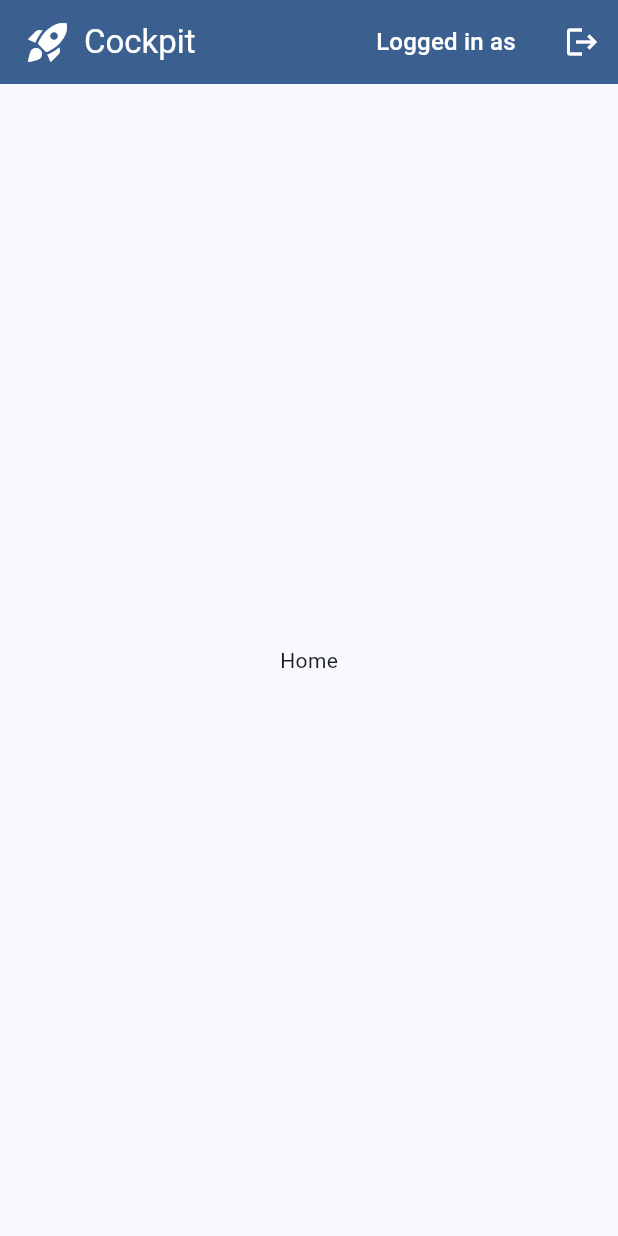
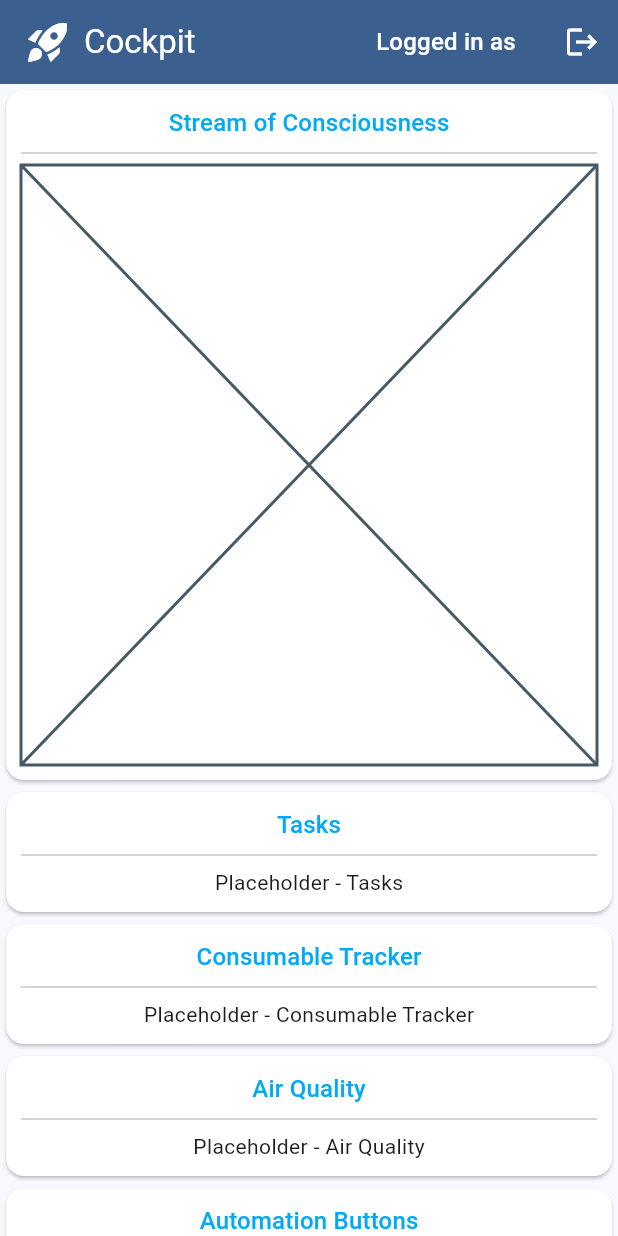
Before and after one commit to VanillaDevelop/cockpit, a Flutter app: the screen it shows once a user with an empty profile is signed in, on a phone screen of 412 x 824 dp. Run offline on Flutter 3.47's test engine with Material 3 defaults, Android fonts, the light colour scheme and no system bars; our stand-ins replace firebase_auth, firebase_core, flutter_dotenv; missing offline and left inert: firebase_ui_auth, firebase_ui_oauth_google; accounts and stored records are empty; statements that could not run were skipped.

Commit message:
Aligned Grid View with flutter_staggered_grid_view

```diff
--- /dev/null
+++ b/lib/components/feature_card.dart
@@ -0,0 +1,35 @@
+import 'package:flutter/material.dart';
+
+class FeatureCard extends StatelessWidget {
+  final Widget child;
+  final Color color;
+  final String title;
+
+  const FeatureCard(
+      {super.key,
+      required this.child,
+      required this.title,
+      this.color = Colors.white});
+
+  @override
+  Widget build(BuildContext context) {
+    return Card(
+      color: color,
+      child: Padding(
+        padding: const EdgeInsets.all(10.0),
+        child: Column(
+          children: [
+            Text(
+              title,
+              style: Theme.of(context).textTheme.titleMedium?.copyWith(
+                    color: Colors.lightBlue,
+                  ),
+            ),
+            const Divider(),
+            child,
+          ],
+        ),
+      ),
+    );
+  }
+}
--- /dev/null
+++ b/lib/components/responsive_grid.dart
@@ -0,0 +1,39 @@
+import 'package:flutter/material.dart';
+import 'package:flutter_staggered_grid_view/flutter_staggered_grid_view.dart';
+
+class ResponsiveGrid extends StatelessWidget {
+  final List<Widget> children;
+  final double tabletBreakpoint;
+  final double desktopBreakpoint;
+
+  const ResponsiveGrid({
+    super.key,
+    required this.children,
+    this.tabletBreakpoint = 768,
+    this.desktopBreakpoint = 1024,
+  });
+
+  @override
+  Widget build(BuildContext context) {
+    return LayoutBuilder(
+      builder: (context, constraints) {
+        final maxWidth = constraints.maxWidth;
+
+        final int columns;
+        if (maxWidth < tabletBreakpoint) {
+          columns = 1;
+        } else if (maxWidth < desktopBreakpoint) {
+          columns = 2;
+        } else {
+          columns = 3;
+        }
+
+        return AlignedGridView.count(
+          crossAxisCount: columns,
+          itemCount: children.length,
+          itemBuilder: (context, index) => children[index],
+        );
+      },
+    );
+  }
+}
--- /dev/null
+++ b/lib/features/stream_of_consciousness.dart
@@ -0,0 +1,10 @@
+import 'package:flutter/material.dart';
+
+class StreamOfConsciousness extends StatelessWidget {
+  const StreamOfConsciousness({super.key});
+
+  @override
+  Widget build(BuildContext context) {
+    return const Placeholder();
+  }
+}
--- a/lib/pages/home_page.dart
+++ b/lib/pages/home_page.dart
@@ -1,4 +1,7 @@
 import 'package:cockpit/components/app_scaffold.dart';
+import 'package:cockpit/components/feature_card.dart';
+import 'package:cockpit/components/responsive_grid.dart';
+import 'package:cockpit/features/stream_of_consciousness.dart';
 import 'package:flutter/material.dart';
 
 class HomePage extends StatelessWidget {
@@ -7,9 +10,32 @@ class HomePage extends StatelessWidget {
   @override
   Widget build(BuildContext context) {
     return const AppScaffold(
-      body: Center(
-        child: Text('Home'),
-      ),
+      body: ResponsiveGrid(children: [
+        FeatureCard(
+          title: 'Stream of Consciousness',
+          child: StreamOfConsciousness(),
+        ),
+        FeatureCard(
+          title: 'Tasks',
+          child: Text('Placeholder - Tasks'),
+        ),
+        FeatureCard(
+          title: 'Consumable Tracker',
+          child: Text('Placeholder - Consumable Tracker'),
+        ),
+        FeatureCard(
+          title: 'Air Quality',
+          child: Text('Placeholder - Air Quality'),
+        ),
+        FeatureCard(
+          title: 'Automation Buttons',
+          child: Text('Placeholder - Automation Buttons'),
+        ),
+        FeatureCard(
+          title: 'Placeholder',
+          child: Text('Placeholder'),
+        ),
+      ]),
     );
   }
 }
--- a/pubspec.yaml
+++ b/pubspec.yaml
@@ -18,6 +18,7 @@ dependencies:
   google_sign_in: ^6.2.2
   firebase_ui_oauth_google: ^1.4.0
   flutter_dotenv: ^5.2.1
+  flutter_staggered_grid_view: ^0.7.0
 
 dev_dependencies:
   flutter_test:
```
